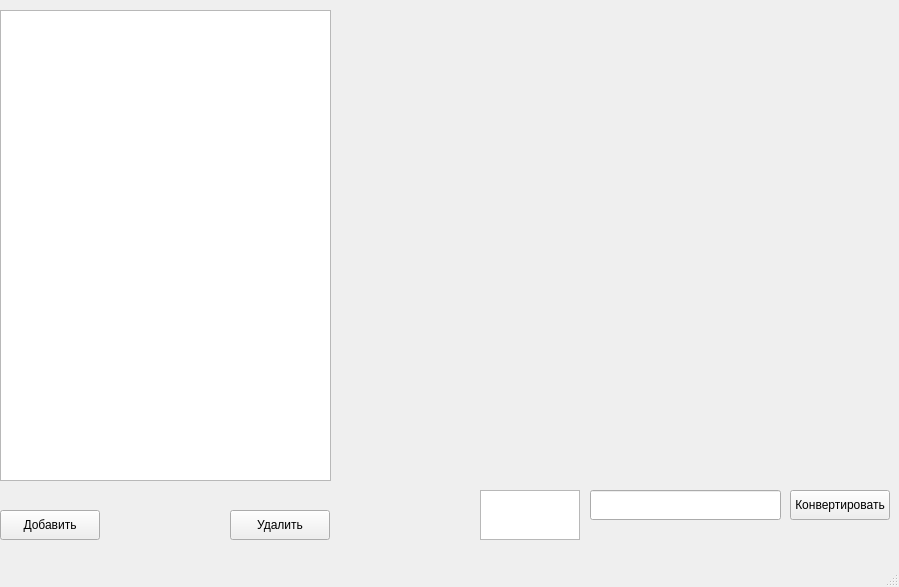
Before: the Qt Designer form window.ui in dddushesss/LabUI, drawn with Qt 5.
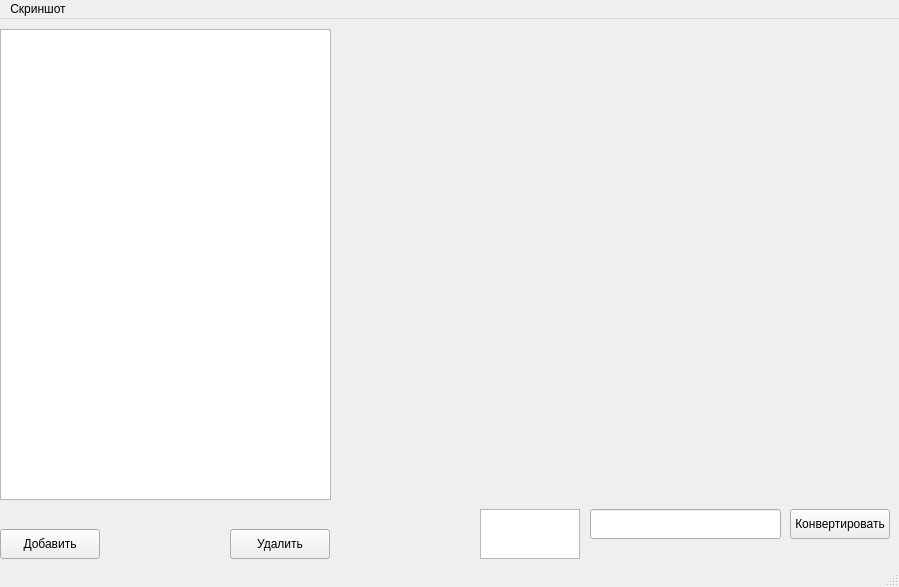
After: the same form once the commit is applied. Icons and pictures are not drawn.

What changed in the file:
```diff
--- a/window.ui
+++ b/window.ui
@@ -112,9 +112,17 @@
      <x>0</x>
      <y>0</y>
      <width>899</width>
-     <height>22</height>
+     <height>18</height>
     </rect>
    </property>
+   <widget class="QMenu" name="menu">
+    <property name="title">
+     <string>Скриншот</string>
+    </property>
+    <addaction name="action"/>
+    <addaction name="action_2"/>
+   </widget>
+   <addaction name="menu"/>
   </widget>
   <widget class="QStatusBar" name="statusbar"/>
  </widget>
```
Left out of the diff: 10 changed lines with no effect on the pictures.
